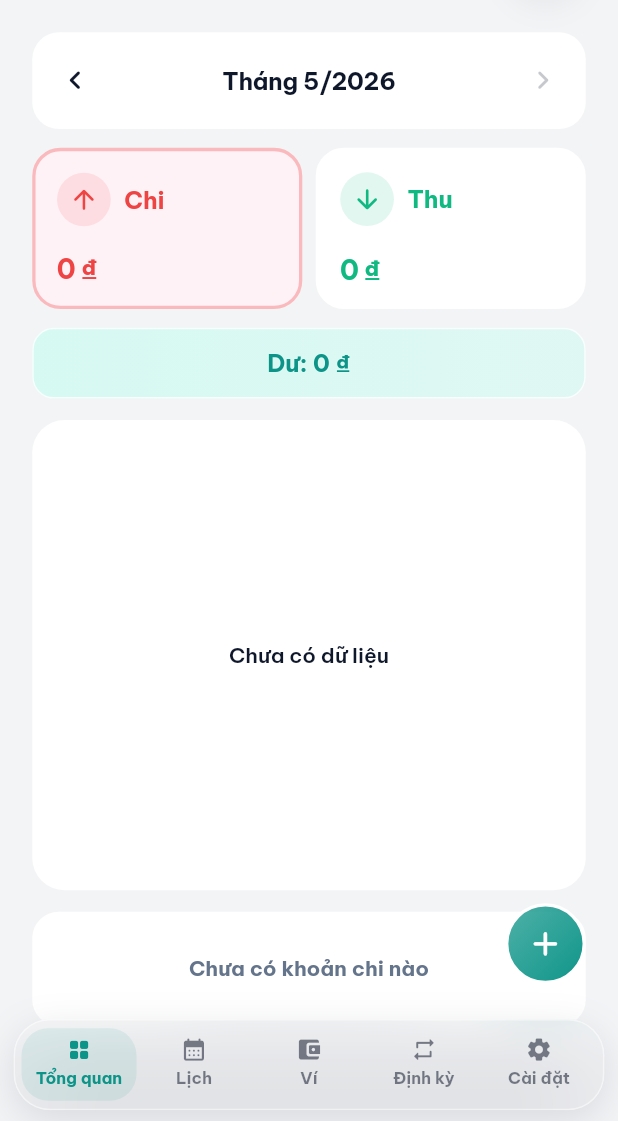
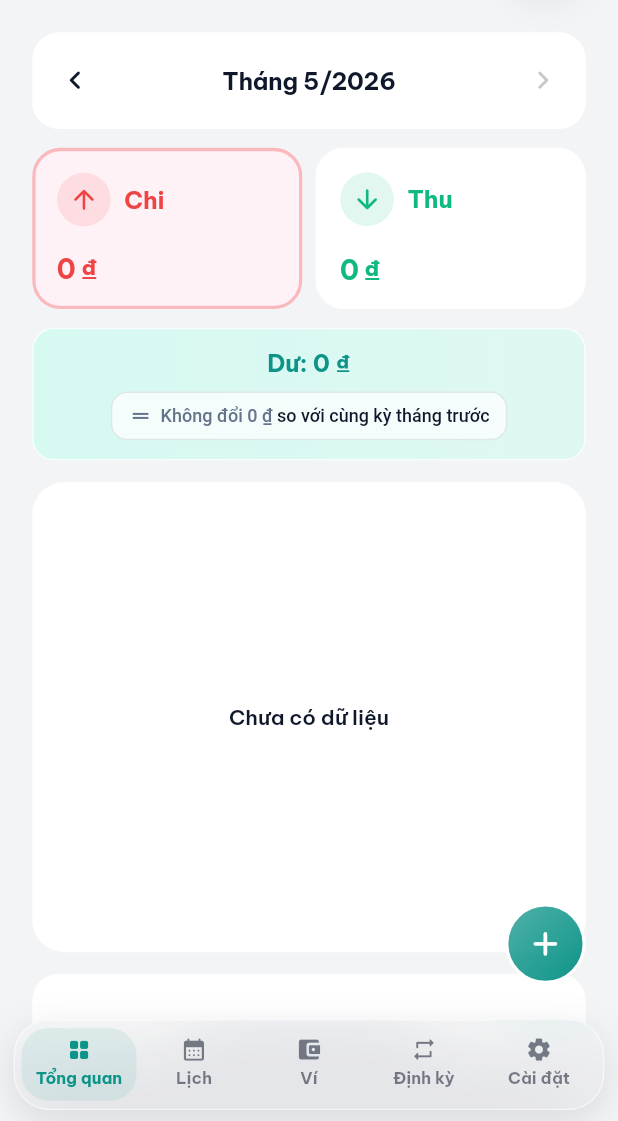
Before and after one commit to nxmtuan/quan-ly-chi-tieu, a Flutter app: the screen it shows after launch, on a phone screen of 412 x 824 dp, the part 115-1236 px from its top. Run offline on Flutter 3.47's test engine with Material 3 defaults, Android fonts, the phone set to English and light mode, and no system bars; drawn by our look-alikes of flutter_animate; our stand-ins replace fl_chart, flutter_local_notifications, flutter_riverpod, go_router, google_sign_in, objectbox and 2 more; missing offline and left inert: extension_google_sign_in_as_googleapis_auth, google_sign_in_platform_interface, google_sign_in_web, googleapis, workmanager; generated files the repository leaves out were written again.

Commit message:
add summary component for home page

```diff
--- a/lib/src/features/home/home_dashboard_screen.dart
+++ b/lib/src/features/home/home_dashboard_screen.dart
@@ -52,6 +52,7 @@ class _HomeScreenState extends ConsumerState<HomeScreen> {
           .fold<double>(0, (total, transaction) => total + transaction.amount),
     );
     final now = DateTime.now();
+    final expenseComparison = _expensePeriodComparison(now);
 
     return ColoredBox(
       color: Theme.of(context).scaffoldBackgroundColor,
@@ -95,6 +96,7 @@ class _HomeScreenState extends ConsumerState<HomeScreen> {
                     child:
                         SummaryCard(
                               summary: summary,
+                              expenseComparison: expenseComparison,
                               scope: _selectedScope,
                               selectedType: _selectedType,
                               onSelectedType: (type) {
@@ -171,6 +173,41 @@ class _HomeScreenState extends ConsumerState<HomeScreen> {
     );
   }
 
+  ExpensePeriodComparison _expensePeriodComparison(DateTime now) {
+    final currentExpense = _expenseTotal(
+      fromDate: DateTime(now.year, now.month),
+      toDate: DateTime(now.year, now.month, now.day, 23, 59, 59, 999),
+    );
+    final previousMonthStart = DateTime(now.year, now.month - 1);
+    final previousMonthEnd = _sameDayPreviousMonthEnd(now);
+    final previousExpense = _expenseTotal(
+      fromDate: previousMonthStart,
+      toDate: previousMonthEnd,
+    );
+
+    return ExpensePeriodComparison(
+      currentExpense: currentExpense,
+      previousExpense: previousExpense,
+    );
+  }
+
+  double _expenseTotal({required DateTime fromDate, required DateTime toDate}) {
+    final transactions = ref.watch(
+      transactionsQueryProvider((
+        categoryId: null,
+        fromDate: fromDate,
+        limit: null,
+        toDate: toDate,
+        type: TransactionType.expense,
+      )),
+    );
+
+    return transactions.fold<double>(
+      0,
+      (total, transaction) => total + transaction.amount,
+    );
+  }
+
   void _goToPreviousScope() {
     setState(() => _selectedScope = _selectedScope.previous());
   }
@@ -219,6 +256,26 @@ DateTime _monthStart(DateTime date) {
   return DateTime(date.year, date.month);
 }
 
+DateTime _sameDayPreviousMonthEnd(DateTime date) {
+  final previousMonthStart = DateTime(date.year, date.month - 1);
+  final previousMonthLastDay = DateTime(
+    previousMonthStart.year,
+    previousMonthStart.month + 1,
+    0,
+  ).day;
+  final day = date.day > previousMonthLastDay ? previousMonthLastDay : date.day;
+
+  return DateTime(
+    previousMonthStart.year,
+    previousMonthStart.month,
+    day,
+    23,
+    59,
+    59,
+    999,
+  );
+}
+
 class _QuickAddButton extends StatelessWidget {
   const _QuickAddButton({required this.onTap});
 
--- a/lib/src/features/home/widgets/summary/summary_components.dart
+++ b/lib/src/features/home/widgets/summary/summary_components.dart
@@ -68,14 +68,36 @@ class _MonthSelectorBar extends StatelessWidget {
 }
 
 class _BalanceBanner extends StatelessWidget {
-  const _BalanceBanner({required this.balance});
+  const _BalanceBanner({
+    required this.balance,
+    required this.expenseComparison,
+  });
 
   final double balance;
+  final ExpensePeriodComparison expenseComparison;
 
   @override
   Widget build(BuildContext context) {
     final palette = context.appPalette;
     final isDark = Theme.of(context).brightness == Brightness.dark;
+    final difference = expenseComparison.difference;
+    final isIncrease = difference > 0;
+    final isDecrease = difference < 0;
+    final comparisonColor = isDecrease
+        ? AppColors.success
+        : isIncrease
+        ? AppColors.danger
+        : palette.textSecondary;
+    final comparisonLabel = isDecrease
+        ? 'Giảm'
+        : isIncrease
+        ? 'Tăng'
+        : 'Không đổi';
+    final comparisonIcon = isDecrease
+        ? Icons.trending_down_rounded
+        : isIncrease
+        ? Icons.trending_up_rounded
+        : Icons.drag_handle_rounded;
 
     return Container(
       width: double.infinity,
@@ -95,10 +117,60 @@ class _BalanceBanner extends StatelessWidget {
           color: palette.surfaceElevated.withValues(alpha: 0.8),
         ),
       ),
-      child: Text(
-        'Dư: ${formatCurrency(balance)}',
-        textAlign: TextAlign.center,
-        style: context.appText.amountMD.copyWith(color: AppColors.primary),
+      child: Column(
+        mainAxisSize: MainAxisSize.min,
+        children: [
+          Text(
+            'Dư: ${formatCurrency(balance)}',
+            textAlign: TextAlign.center,
+            style: context.appText.amountMD.copyWith(color: AppColors.primary),
+          ),
+          SizedBox(height: context.scaled(10)),
+          Container(
+            padding: EdgeInsets.symmetric(
+              horizontal: context.scaled(12),
+              vertical: context.scaled(8),
+            ),
+            decoration: BoxDecoration(
+              color: palette.surface.withValues(alpha: isDark ? 0.08 : 0.72),
+              borderRadius: BorderRadius.circular(context.scaled(12)),
+              border: Border.all(
+                color: comparisonColor.withValues(alpha: 0.16),
+              ),
+            ),
+            child: Row(
+              mainAxisAlignment: MainAxisAlignment.center,
+              mainAxisSize: MainAxisSize.min,
+              children: [
+                Icon(
+                  comparisonIcon,
+                  color: comparisonColor,
+                  size: context.scaled(18),
+                ),
+                SizedBox(width: context.scaled(6)),
+                Flexible(
+                  child: RichText(
+                    textAlign: TextAlign.center,
+                    text: TextSpan(
+                      style: context.appText.captionStrong.copyWith(
+                        color: palette.textPrimary,
+                        fontWeight: FontWeight.w500,
+                      ),
+                      children: [
+                        TextSpan(
+                          text:
+                              '$comparisonLabel ${formatCurrency(difference.abs())}',
+                          style: TextStyle(color: comparisonColor),
+                        ),
+                        const TextSpan(text: ' so với cùng kỳ tháng trước'),
+                      ],
+                    ),
+                  ),
+                ),
+              ],
+            ),
+          ),
+        ],
       ),
     );
   }
--- a/lib/src/features/home/widgets/summary_card.dart
+++ b/lib/src/features/home/widgets/summary_card.dart
@@ -13,10 +13,23 @@ import '../../../providers/transaction_provider.dart';
 part 'summary/summary_components.dart';
 part '../sheets/month_picker_sheet.dart';
 
+class ExpensePeriodComparison {
+  const ExpensePeriodComparison({
+    required this.currentExpense,
+    required this.previousExpense,
+  });
+
+  final double currentExpense;
+  final double previousExpense;
+
+  double get difference => currentExpense - previousExpense;
+}
+
 class SummaryCard extends StatelessWidget {
   const SummaryCard({
     super.key,
     required this.summary,
+    required this.expenseComparison,
     required this.scope,
     required this.selectedType,
     required this.onSelectedType,
@@ -26,6 +39,7 @@ class SummaryCard extends StatelessWidget {
   });
 
   final TransactionSummary summary;
+  final ExpensePeriodComparison expenseComparison;
   final HomeSummaryScope scope;
   final TransactionType selectedType;
   final ValueChanged<TransactionType> onSelectedType;
@@ -75,7 +89,10 @@ class SummaryCard extends StatelessWidget {
           ],
         ),
         SizedBox(height: context.scaled(14)),
-        _BalanceBanner(balance: summary.balance),
+        _BalanceBanner(
+          balance: summary.balance,
+          expenseComparison: expenseComparison,
+        ),
       ],
     );
   }
```
